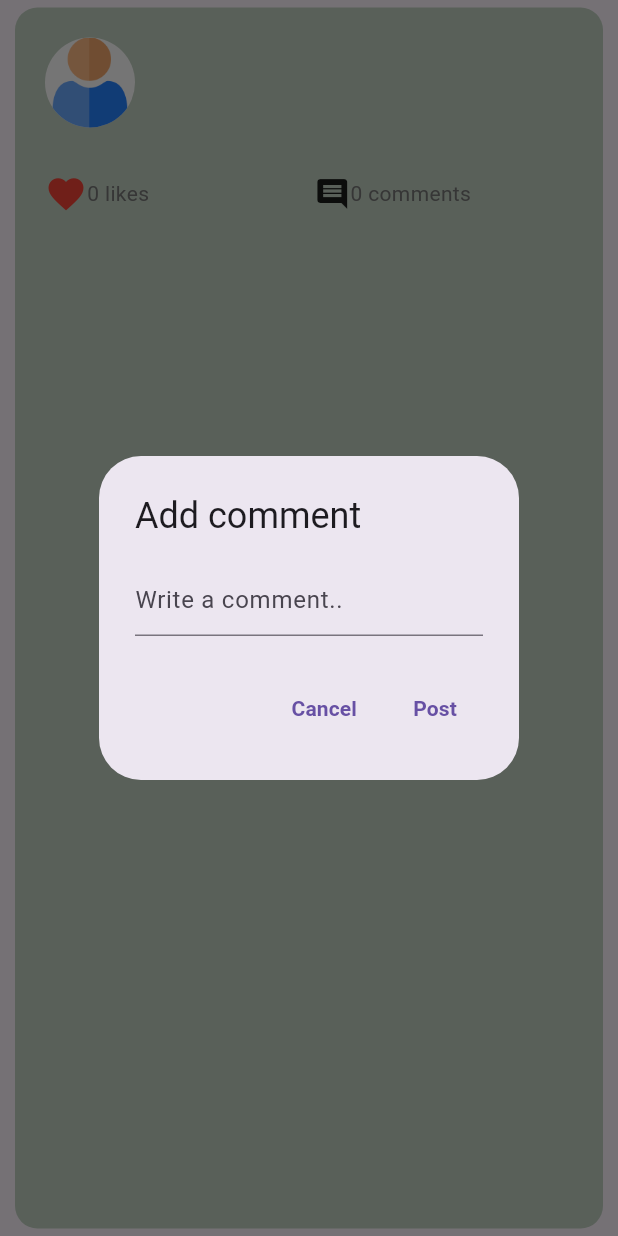
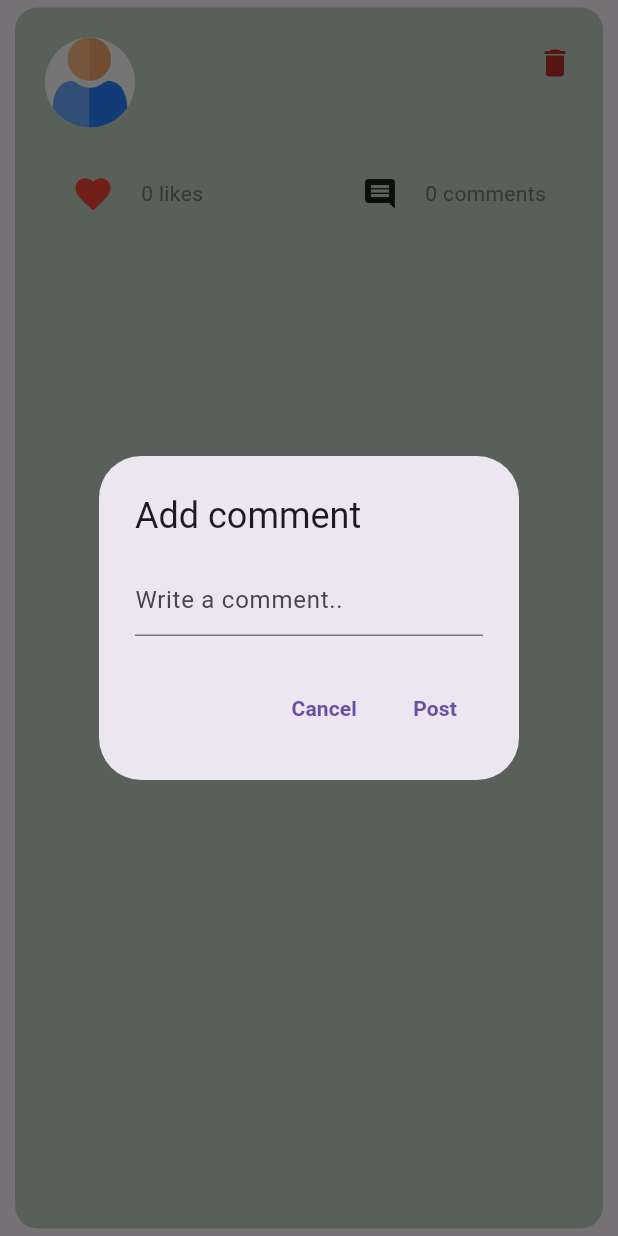
Before and after one commit to Shahanad-p/chat_app, a Flutter app: the UserPost widget shown alone on an empty page, opened directly with empty values, after a tap on the "favorite outline" icon, after a tap on the "comment" icon, on a phone screen of 412 x 824 dp. Run offline on Flutter 3.47's test engine with Material 3 defaults, Android fonts, the phone set to English and light mode, and no system bars; our stand-ins replace cloud_firestore, firebase_auth, firebase_core; accounts and stored records are empty.

Commit message:
done the project almost

```diff
--- /dev/null
+++ b/lib/view/delete_button.dart
@@ -0,0 +1,17 @@
+import 'package:flutter/material.dart';
+
+class DeleteButton extends StatelessWidget {
+  final void Function()? onTap;
+  const DeleteButton({super.key, required this.onTap});
+
+  @override
+  Widget build(BuildContext context) {
+    return GestureDetector(
+      onTap: onTap,
+      child: Icon(
+        Icons.delete,
+        color: const Color.fromARGB(255, 186, 46, 36),
+      ),
+    );
+  }
+}
--- a/lib/view/home_screen.dart
+++ b/lib/view/home_screen.dart
@@ -1,3 +1,4 @@
+import 'package:chat_app/helper/helper_method.dart';
 import 'package:chat_app/view/drawer.dart';
 import 'package:chat_app/view/post.dart';
 import 'package:chat_app/view/profile_screen.dart';
@@ -90,6 +91,7 @@ class _HomeSccreenState extends State<HomeSccreen> {
                         message: post['Message'],
                         user: post['UserEmail'],
                         postId: post.id,
+                        time: formatDate(post['Timestamb']),
                         likes: List<String>.from(post['Likes'] ?? []),
                       );
                     },
--- a/lib/view/post.dart
+++ b/lib/view/post.dart
@@ -1,4 +1,5 @@
 import 'package:chat_app/helper/helper_method.dart';
+import 'package:chat_app/view/delete_button.dart';
 import 'package:chat_app/widget/comment_button.dart';
 import 'package:chat_app/widget/comments.dart';
 import 'package:chat_app/widget/like_button.dart';
@@ -11,7 +12,7 @@ class UserPost extends StatefulWidget {
   final String user;
   final String postId;
   final List<String> likes;
-  // final String time;
+  final String time;
 
   const UserPost({
     super.key,
@@ -19,7 +20,7 @@ class UserPost extends StatefulWidget {
     required this.user,
     required this.postId,
     required this.likes,
-    // required this.time,
+    required this.time,
   });
 
   @override
@@ -118,6 +119,54 @@ class _UserPostState extends State<UserPost> {
     });
   }
 
+  //delete post
+  void deletePost() {
+    //show a dialog box asking for confirmation
+    showDialog(
+      context: context,
+      builder: (context) => AlertDialog(
+        title: Text('Delete Post'),
+        content: Text('Are you sure to delete this post?'),
+        actions: [
+          TextButton(
+            onPressed: () => Navigator.pop(context),
+            child: Text('Cancel'),
+          ),
+          TextButton(
+            onPressed: () async {
+              //delete the comment from fire store first
+              //(if you only delete the post, the comments will still be the stored in firestore)
+              final commentDocs = await FirebaseFirestore.instance
+                  .collection('User posts')
+                  .doc(widget.postId)
+                  .collection('Comments')
+                  .get();
+              for (var doc in commentDocs.docs) {
+                await FirebaseFirestore.instance
+                    .collection('User posts')
+                    .doc(widget.postId)
+                    .collection('Comments')
+                    .doc(doc.id)
+                    .delete();
+              }
+              //then delete the post
+              FirebaseFirestore.instance
+                  .collection('User posts')
+                  .doc(widget.postId)
+                  .delete()
+                  .then((value) => print('post delete'))
+                  .catchError((error) => print('failed to delete post'));
+
+              //dismiss the dialog box
+              Navigator.pop(context);
+            },
+            child: Text('Delete'),
+          )
+        ],
+      ),
+    );
+  }
+
   @override
   Widget build(BuildContext context) {
     return Container(
@@ -142,12 +191,16 @@ class _UserPostState extends State<UserPost> {
                     'assets/user.png',
                     fit: BoxFit.cover,
                     height: 60,
-                    )),
+                  ),
+                ),
               ),
               SizedBox(width: 10),
               Expanded(
                 child: Column(
                   crossAxisAlignment: CrossAxisAlignment.start,
+                  children: [
+                    Row(
+                      mainAxisAlignment: MainAxisAlignment.spaceBetween,
                       children: [
                         Text(
                           widget.user,
@@ -155,6 +208,14 @@ class _UserPostState extends State<UserPost> {
                               color: Colors.grey.shade700,
                               fontSize: 14,
                               fontWeight: FontWeight.bold),
+                        ),
+                        Text(
+                          widget.time,
+                          style: TextStyle(color: Colors.grey),
+                        ),
+                        if (widget.user == currentUser.email)
+                          DeleteButton(onTap: deletePost),
+                      ],
                     ),
                     Text(
                       widget.message,
@@ -196,7 +257,7 @@ class _UserPostState extends State<UserPost> {
           ),
           SizedBox(height: 20),
           Row(
-            // mainAxisAlignment: MainAxisAlignment.spaceBetween,
+            mainAxisAlignment: MainAxisAlignment.spaceEvenly,
             children: [
               LikeButton(
                 isLiked: isLiked,
@@ -206,7 +267,7 @@ class _UserPostState extends State<UserPost> {
                 '${widget.likes.length} likes',
                 style: TextStyle(color: Colors.grey.shade600),
               ),
-              SizedBox(width: 110),
+              SizedBox(width: 70),
               CommentButton(
                 onTap: showCommentDialog,
               ),
```
Lines whose indentation alone changed are shown as unchanged.
